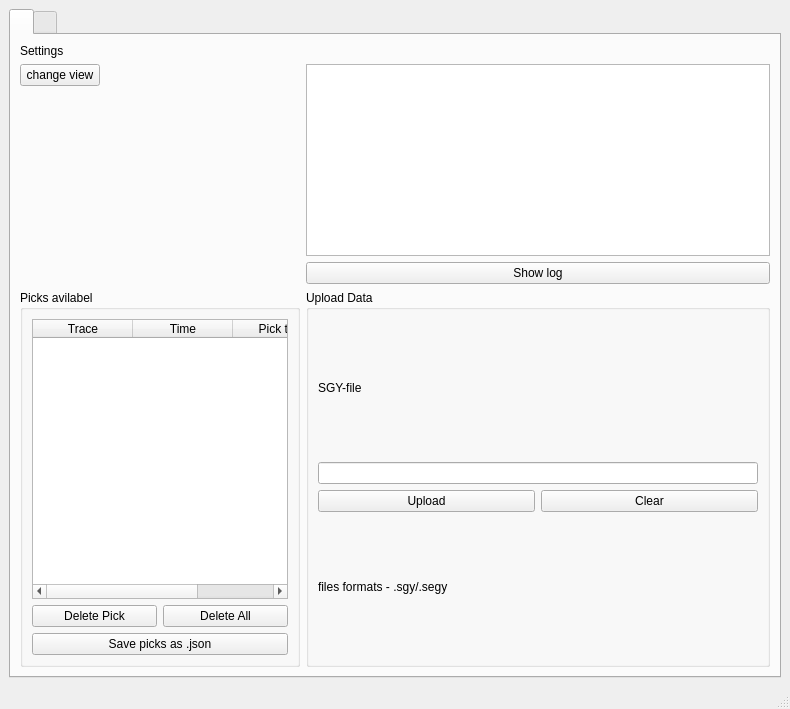
gasng/SeismicTools, file seismictools/apps/First_Break_Picker/UI/Settings/SettingsWidget.ui: the form before one commit.
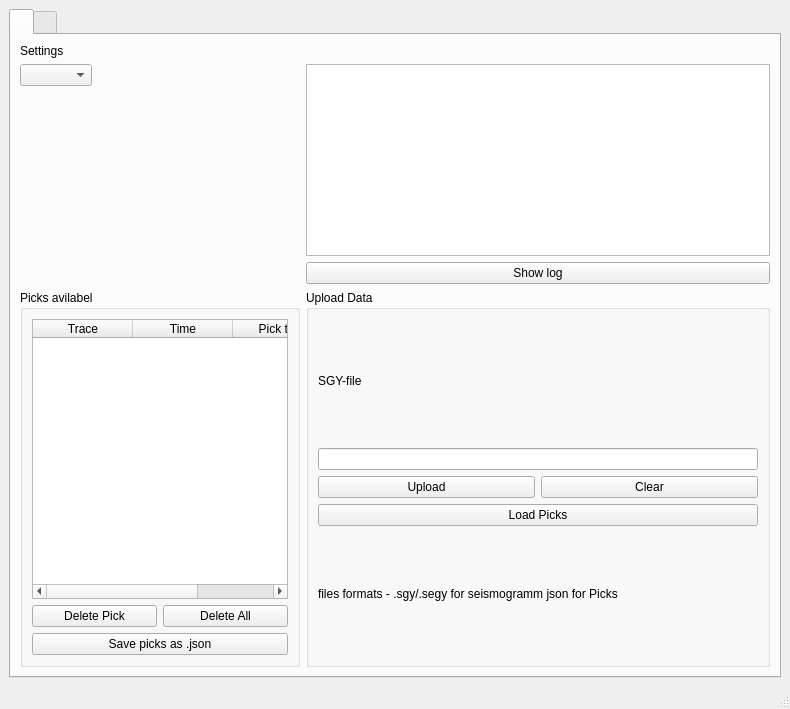
The form after the commit. The open tabs and pages were chosen to show the change.

The edit to the form file:
```diff
--- a/seismictools/apps/First_Break_Picker/UI/Settings/SettingsWidget.ui
+++ b/seismictools/apps/First_Break_Picker/UI/Settings/SettingsWidget.ui
@@ -32,13 +32,6 @@
           </property>
          </widget>
         </item>
-        <item row="1" column="0">
-         <widget class="QPushButton" name="pushButton">
-          <property name="text">
-           <string>change view</string>
-          </property>
-         </widget>
-        </item>
         <item row="1" column="1">
          <widget class="QListWidget" name="Log_line"/>
         </item>
@@ -152,10 +145,17 @@
                </item>
               </layout>
              </item>
+             <item>
+              <widget class="QPushButton" name="Load_Picks_buttom">
+               <property name="text">
+                <string>Load Picks</string>
+               </property>
+              </widget>
+             </item>
              <item>
               <widget class="QLabel" name="Formats_label">
                <property name="text">
-                <string>files formats - .sgy/.segy</string>
+                <string>files formats - .sgy/.segy for seismogramm json for Picks</string>
                </property>
               </widget>
              </item>
@@ -164,6 +164,9 @@
           </layout>
          </widget>
         </item>
+        <item row="1" column="0">
+         <widget class="QComboBox" name="Toggele_mode"/>
+        </item>
        </layout>
       </widget>
       <widget class="QWidget" name="Plotting_Page">
```
Left out of the diff: 2 changed lines with no effect on the pictures.
